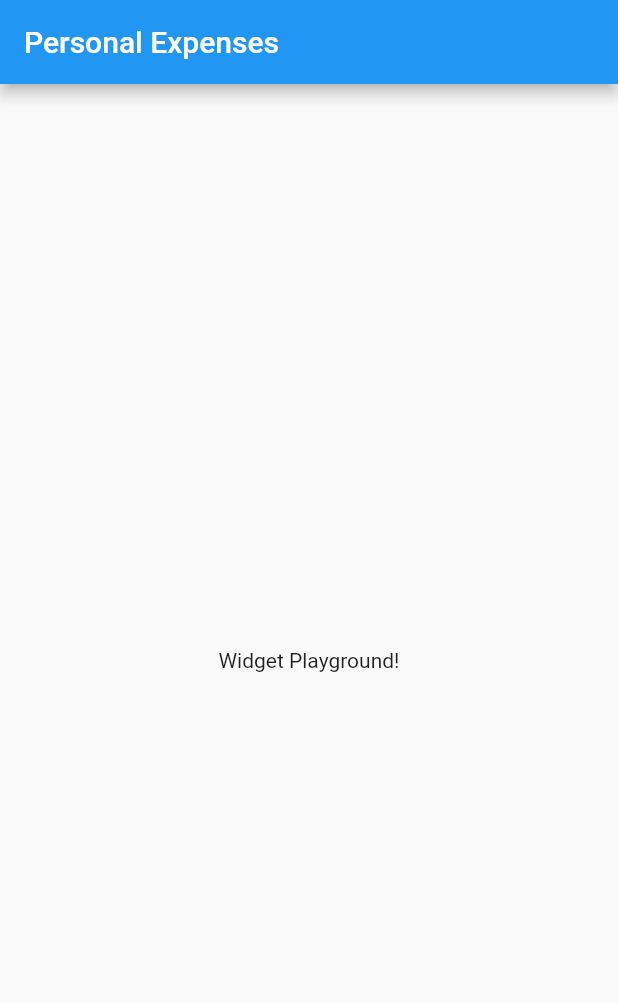
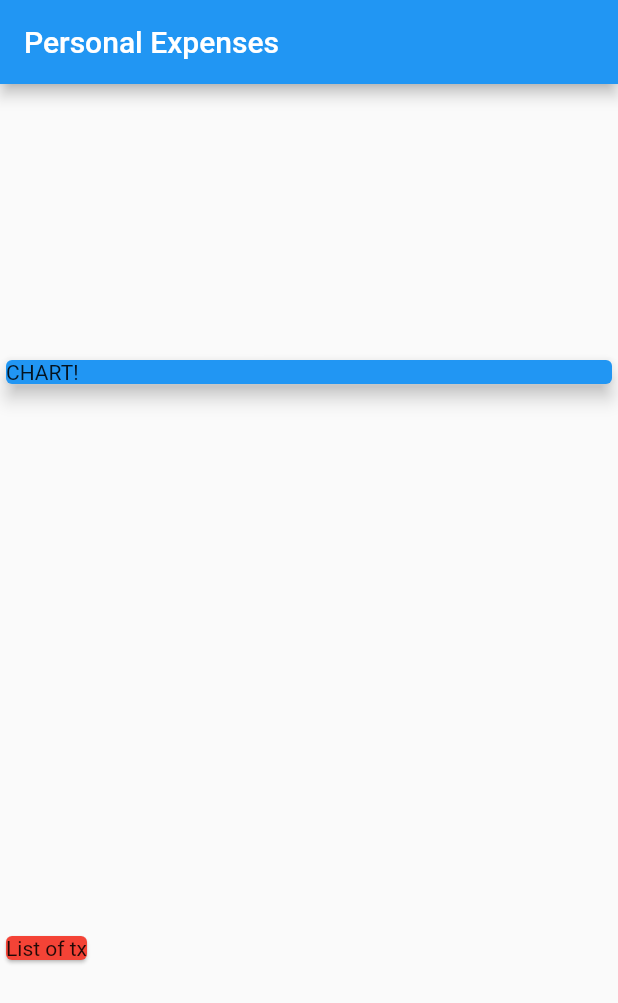
Before and after one commit to KaSliK/Expenses-App, a Flutter app: the screen it shows after launch, on a phone screen of 412 x 824 dp. Shown: the top 1003 px of the screen. Run offline on Flutter 3.47's test engine with Material 2 defaults, Android fonts, the phone set to English and light mode, and no system bars.

Commit message:
Added transaction class

```diff
--- a/lib/main.dart
+++ b/lib/main.dart
@@ -1,4 +1,5 @@
 import 'package:flutter/material.dart';
+import './transaction.dart';
 
 void main() => runApp(MyApp());
 
@@ -13,14 +14,44 @@ class MyApp extends StatelessWidget {
 }
 
 class MyHomePage extends StatelessWidget {
+  final List<Transaction> transaction = [
+    Transaction(
+      id: 't1',
+      title: 'New shoes',
+      amount: 69.99,
+      date: DateTime.now(),
+    ),
+    Transaction(
+      id: 't2',
+      title: 'Weekly Groceries',
+      amount: 16.53,
+      date: DateTime.now(),
+    ),
+  ];
+
   @override
   Widget build(BuildContext context) {
     return Scaffold(
       appBar: AppBar(
         title: Text('Personal Expenses'),
       ),
-      body: Center(
-        child: Text('Widget Playground!'),
+      body: Column(
+        mainAxisAlignment: MainAxisAlignment.spaceAround,
+        crossAxisAlignment: CrossAxisAlignment.start,
+        children: <Widget>[
+          Container(
+            width: double.infinity,
+            child: Card(
+              color: Colors.blue,
+              child: Text('CHART!'),
+              elevation: 5,
+            ),
+          ),
+          Card(
+            color: Colors.red,
+            child: Text('List of tx'),
+          ),
+        ],
       ),
     );
   }
--- /dev/null
+++ b/lib/transaction.dart
@@ -0,0 +1,15 @@
+import 'package:flutter/foundation.dart';
+
+class Transaction {
+  String id;
+  String title;
+  double amount;
+  DateTime date;
+
+  Transaction({
+    @required this.id,
+    @required this.title,
+    @required this.amount,
+    @required this.date,
+  });
+}
```
Also changed, not shown: 1 other file.
